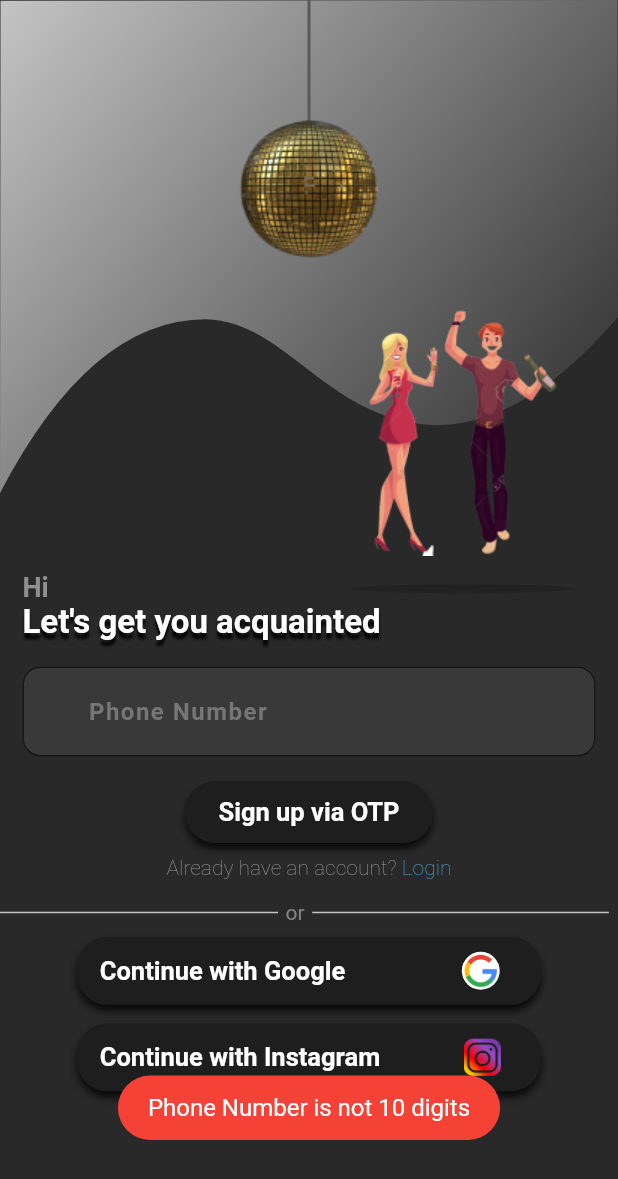
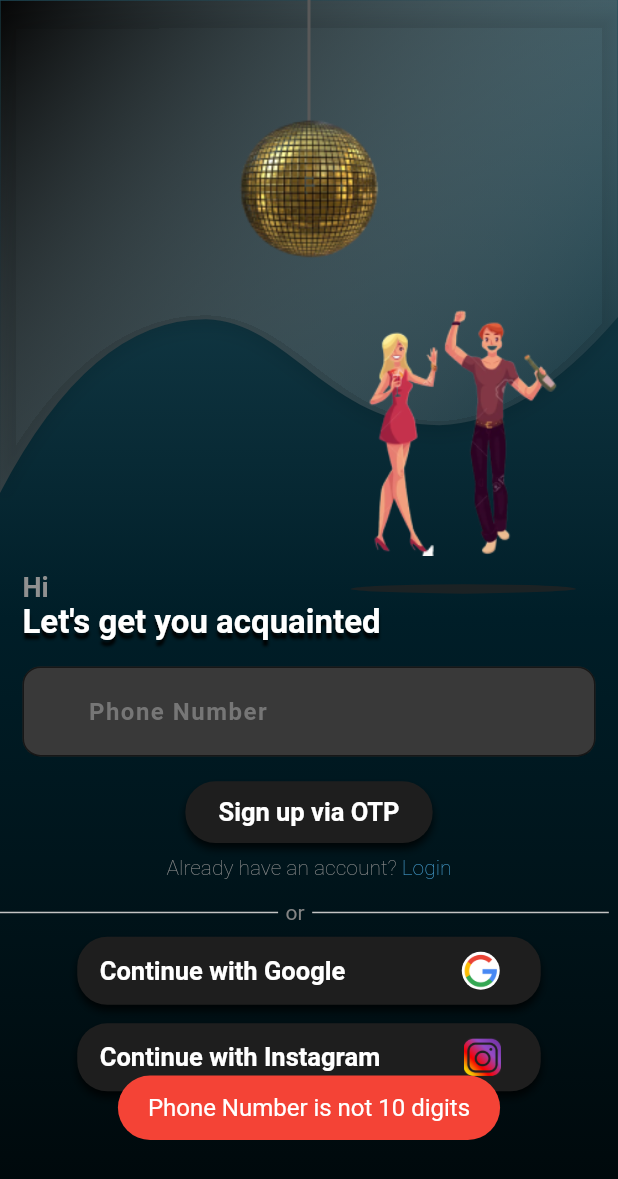
Before and after one commit to Angularsight/communtiy, a Flutter app: the screen it shows after launch, after a tap on "Sign up via OTP", on a phone screen of 412 x 824 dp. Shown: the top 1179 px of the screen. Run offline on Flutter 3.47's test engine with Material 2 defaults, Android fonts, the phone set to English and light mode, and no system bars; our stand-ins replace accordion, animated_text_kit, carousel_slider, chips_choice, cloud_firestore, dotted_line and 20 more; missing offline and left inert: razorpay_flutter, steps_indicator; accounts and stored records are empty.

```diff
--- a/lib/getx_ui/main_screen.dart
+++ b/lib/getx_ui/main_screen.dart
@@ -25,6 +25,7 @@ class MainScreen extends StatefulWidget {
 class _MainScreenState extends State<MainScreen> {
   final FirebaseController partyController = Get.find();
   final bottomNavController = Get.put(BottomNavController());
+  final AuthController authController = Get.find();
 
   final TextEditingController searchController = TextEditingController();
   final FocusNode searchFocusNode = FocusNode();
@@ -350,7 +351,7 @@ class _MainScreenState extends State<MainScreen> {
     return InkWell(
       onTap: (){
         Get.to(() =>  PartyDetails2(index:currentPage));
-        // Get.to(()=>const OnBoardingScreen());
+
       },
       child: AnimatedPadding(
         duration: const Duration(milliseconds: 500),
--- a/lib/getx_ui/phone_login_screen.dart
+++ b/lib/getx_ui/phone_login_screen.dart
@@ -3,6 +3,7 @@
 import 'package:communtiy/controllers/auth_controller.dart';
 import 'package:communtiy/controllers/google_sign_in_controller.dart';
 import 'package:communtiy/getx_ui/OTP_screen.dart';
+import 'package:communtiy/getx_ui/bottom_nav_page.dart';
 import 'package:flutter/material.dart';
 import 'package:flutter/services.dart';
 import 'package:fluttertoast/fluttertoast.dart';
@@ -10,6 +11,7 @@ import 'package:get/get.dart';
 import 'package:google_fonts/google_fonts.dart';
 
 import '../controllers/onboarding_controller.dart';
+import '../utils/theme.dart';
 class PhoneLoginScreen extends StatelessWidget {
   PhoneLoginScreen({Key? key}) : super(key: key);
 
@@ -22,6 +24,7 @@ class PhoneLoginScreen extends StatelessWidget {
   String password = '';
 
   final GoogleSignInController googleSignInController = Get.find();
+  final AuthController authController = Get.find();
   // final OnBoardingController onBoardingController = Get.put(OnBoardingController());
 
   @override
@@ -33,9 +36,14 @@ class PhoneLoginScreen extends StatelessWidget {
       onTap: (){
         _phoneNoNode.unfocus();
       },
+      child: Container(
+        decoration: BoxDecoration(
+          gradient: Themes.logoGradient
+        ),
         child: Scaffold(
+          backgroundColor: Colors.transparent,
           resizeToAvoidBottomInset: true,
-        backgroundColor: const Color(0xff292929),
+          // backgroundColor: const Color(0xff292929),
           extendBodyBehindAppBar: true,
           body: Stack(
             children: [
@@ -128,7 +136,7 @@ class PhoneLoginScreen extends StatelessWidget {
                           SizedBox(height: h*0.02,),
                           Center(
                             child: InkWell(
-                            onTap: (){
+                              onTap: ()async{
                                 /// Meaning we are closing these pages for good.
                                 if(_phoneNoController.text.length!=10){
                                   Fluttertoast.showToast(
@@ -141,7 +149,6 @@ class PhoneLoginScreen extends StatelessWidget {
                                       fontSize: 16.0
                                   );
                                 }else{
-
                                   Get.offAll(()=> OTPScreen(phoneNumber: _phoneNoController.text,));
                                 }
                               },
@@ -325,6 +332,7 @@ class PhoneLoginScreen extends StatelessWidget {
             ],
           ),
         ),
+      ),
     );
   }
 }
@@ -338,7 +346,8 @@ class RPSCustomPainter extends CustomPainter{
     var rect = Offset.zero & size;
     Paint paint0 = Paint()
       ..shader = LinearGradient(
-          colors: [const Color(0xffC4C4C4),const Color(0xffC4C4C4).withOpacity(0)],
+          colors: [Color(0xff060606),Color(0xffC4C4C4).withOpacity(0)],
+          // colors: [const Color(0xffC4C4C4),const Color(0xffC4C4C4).withOpacity(0)],
           begin: Alignment.topLeft,
           end: Alignment.bottomRight
       ).createShader(rect)
@@ -357,6 +366,7 @@ class RPSCustomPainter extends CustomPainter{
     path0.close();
 
     canvas.drawPath(path0, paint0);
+    canvas.drawShadow(path0, Colors.black.withAlpha(100), 4.0, false);
 
 
   }
@@ -376,7 +386,8 @@ class RPSCustomPainter2 extends CustomPainter{
 
 
     Paint paint0 = Paint()
-      ..color = const Color(0xff222222)
+      // ..color = const Color(0xff222222)
+      ..color = const Color(0xff222222).withOpacity(0.8)
       ..style = PaintingStyle.fill
       ..strokeWidth = 1;
 
```
Also changed, not shown: lib/controllers/auth_controller.dart (+19 -0 lines), lib/controllers/firebase_controller.dart (+0 -29 lines), lib/getx_ui/OTP_screen.dart (+21 -4 lines). Lines whose indentation alone changed are shown as unchanged.
